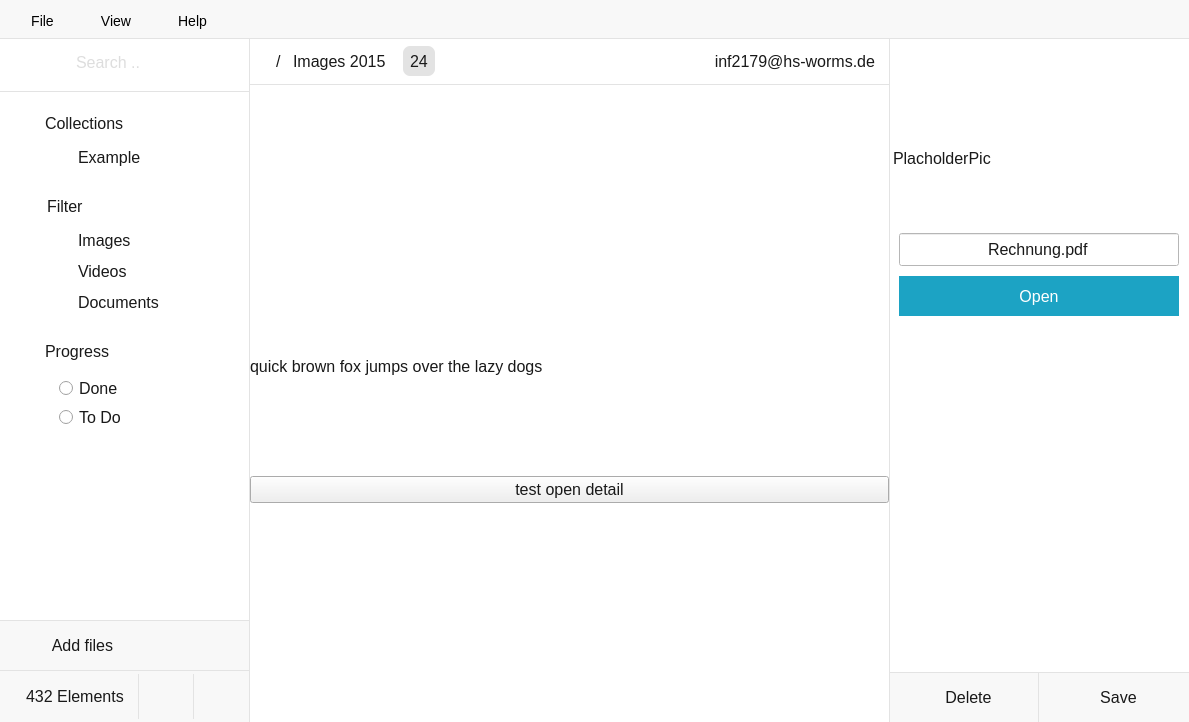
Old version of the form src/gui/mainwindow.ui in the repository Gitnoter/vemoria2.
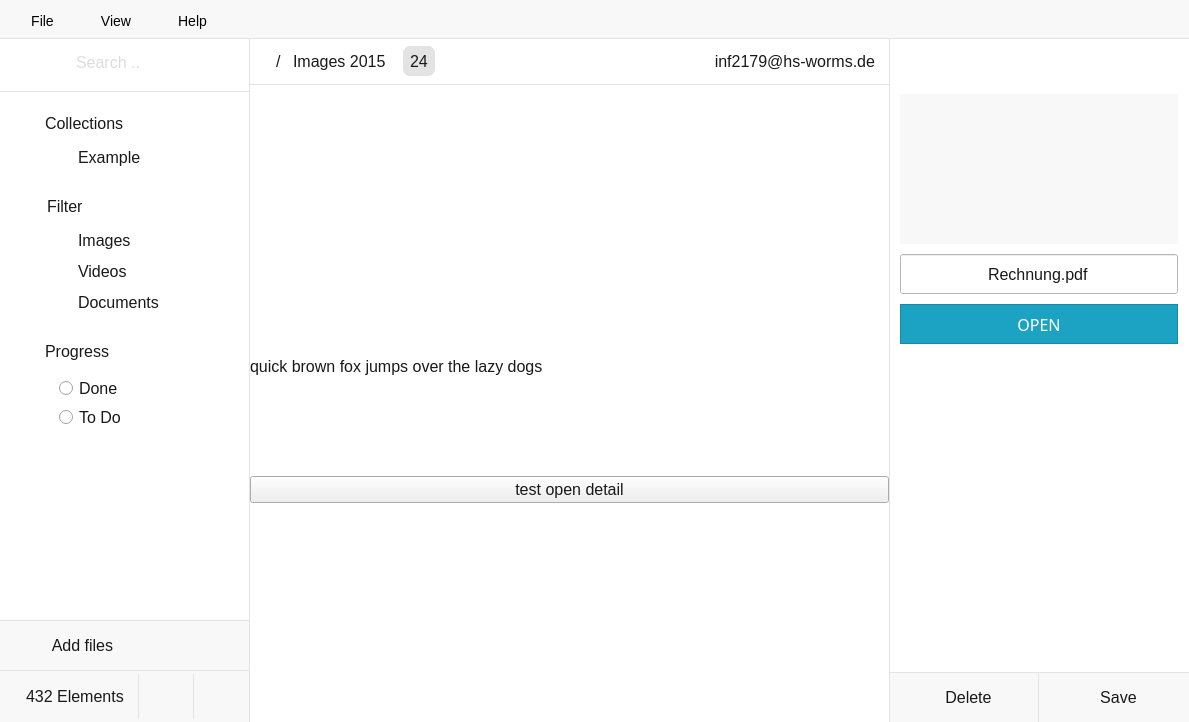
New version of the form. Icons and pictures are not drawn.

Commit message: made some changes in gridTopWidgetDetail

```diff
--- a/src/gui/mainwindow.ui
+++ b/src/gui/mainwindow.ui
@@ -1479,6 +1479,12 @@
               </property>
               <item row="0" column="0">
                <widget class="QWidget" name="formWidget" native="true">
+                <property name="minimumSize">
+                 <size>
+                  <width>0</width>
+                  <height>300</height>
+                 </size>
+                </property>
                 <layout class="QFormLayout" name="formLayout">
                  <property name="labelAlignment">
                   <set>Qt::AlignJustify|Qt::AlignVCenter</set>
@@ -1576,6 +1582,23 @@
                   </widget>
                  </item>
                  <item row="1" column="0" colspan="2">
+                  <widget class="QGroupBox" name="groupBox_11">
+                   <property name="title">
+                    <string/>
+                   </property>
+                   <layout class="QGridLayout" name="gridLayout_20">
+                    <property name="spacing">
+                     <number>0</number>
+                    </property>
+                    <item row="0" column="0">
+                     <layout class="QFormLayout" name="formLayout_2">
+                      <property name="horizontalSpacing">
+                       <number>0</number>
+                      </property>
+                      <property name="verticalSpacing">
+                       <number>10</number>
+                      </property>
+                      <item row="1" column="0" colspan="2">
                   <widget class="QLabel" name="label_10">
                    <property name="minimumSize">
                     <size>
@@ -1583,18 +1606,34 @@
                      <height>150</height>
                     </size>
                    </property>
+                        <property name="maximumSize">
+                         <size>
+                          <width>16777215</width>
+                          <height>150</height>
+                         </size>
+                        </property>
+                        <property name="styleSheet">
+                         <string notr="true">#label_10{
+	background-color:#f8f8f8;
+}</string>
+                        </property>
                    <property name="text">
-                    <string>PlacholderPic</string>
+                         <string/>
                    </property>
                   </widget>
                  </item>
                  <item row="2" column="0" colspan="2">
-                  <widget class="QLineEdit" name="lineEdit">
+                       <widget class="QLineEdit" name="editFiles">
+                        <property name="minimumSize">
+                         <size>
+                          <width>0</width>
+                          <height>40</height>
+                         </size>
+                        </property>
                    <property name="styleSheet">
-                    <string notr="true">background-color:white;
-padding:5px;
-margin-left:10px;
-margin-right:10px;</string>
+                         <string notr="true">#editFiles{
+	background-color:#FFF;
+}</string>
                    </property>
                    <property name="text">
                     <string>Rechnung.pdf</string>
@@ -1605,25 +1644,40 @@
                   </widget>
                  </item>
                  <item row="3" column="0" colspan="2">
-                  <widget class="QPushButton" name="pushButton_3">
+                       <widget class="QPushButton" name="openFileBtn">
                    <property name="minimumSize">
                     <size>
                      <width>0</width>
-                     <height>50</height>
-                    </size>
-                   </property>
+                          <height>40</height>
+                         </size>
+                        </property>
+                        <property name="font">
+                         <font>
+                          <family>Source Sans Pro</family>
+                          <pointsize>-1</pointsize>
+                          <weight>50</weight>
+                          <bold>false</bold>
+                         </font>
+                        </property>
                    <property name="styleSheet">
-                    <string notr="true">background-color:#1ca3c4;
-border:none;
-padding:5px;
-margin-top:10px;
-color:white;
-margin-left:10px;
-margin-right:10px;</string>
+                         <string notr="true">#openFileBtn{
+	background-color:#1ca3c4;
+	color:white;
+	border: 1px solid #178aa6;
+ }
+
+#openFileBtn:hover{
+	background-color:#178aa6;
+ }</string>
                    </property>
                    <property name="text">
-                    <string>Open</string>
-                   </property>
+                         <string>OPEN</string>
+                        </property>
+                       </widget>
+                      </item>
+                     </layout>
+                    </item>
+                   </layout>
                   </widget>
                  </item>
                 </layout>
```
Left out of the diff: 42 changed lines with no effect on the pictures. Lines whose indentation alone changed are shown as unchanged. The commit also changes 2 other files.
